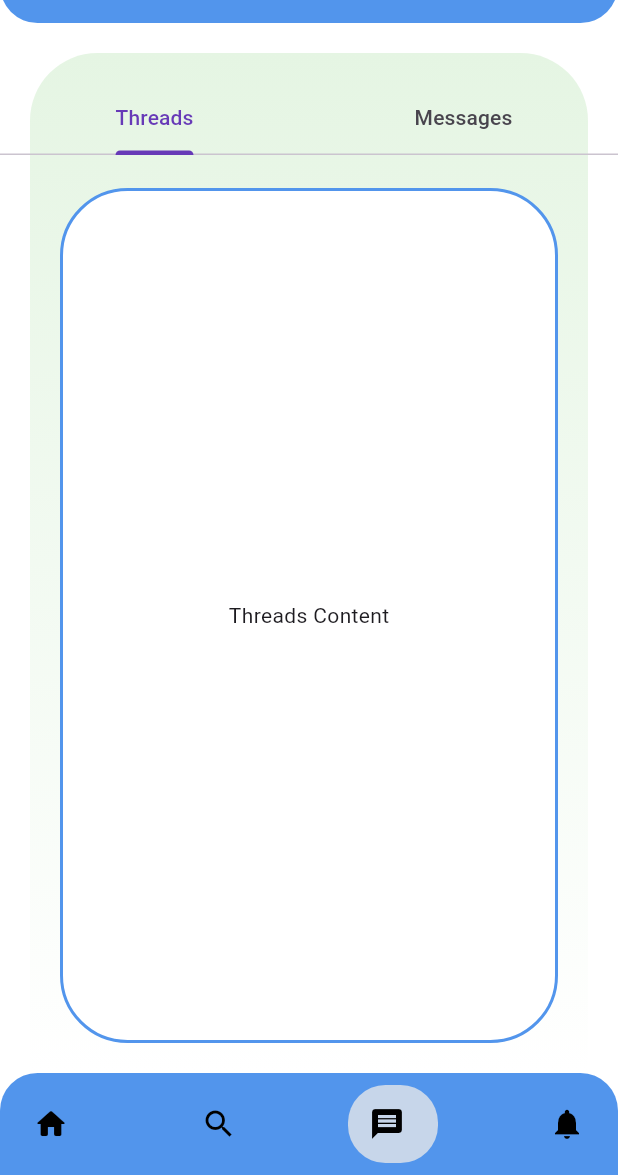
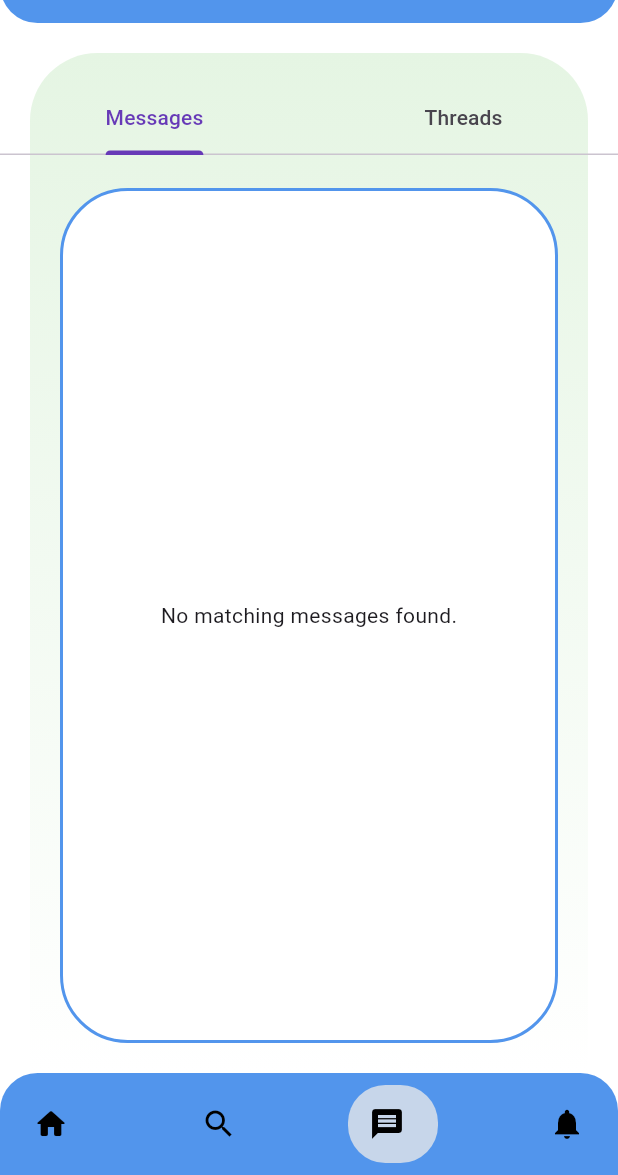
Before and after one commit to RudroMozumdar/PoraoApp, a Flutter app: the screen it shows once a user with an empty profile is signed in, swiped to page 3, on a phone screen of 412 x 824 dp, the part 61-1236 px from its top. Run offline on Flutter 3.47's test engine with Material 3 defaults, Android fonts, the phone set to English and light mode, and no system bars; drawn by our look-alikes of google_nav_bar; our stand-ins replace cloud_firestore, expandable_text, firebase_auth, firebase_core, firebase_storage, flutter_typeahead; accounts and stored records are empty.

Commit message:
Switched Threads and Messages Tabs

```diff
--- a/lib/dashboard/messages_threads.dart
+++ b/lib/dashboard/messages_threads.dart
@@ -154,8 +154,8 @@ class _MessagesThreads extends State<MessagesThreads>
             child: TabBar(
               controller: _tabController,
               tabs: const [
+                Tab(text: 'Messages'),
                 Tab(text: 'Threads'),
-                Tab(text: 'Messages'),
               ],
             ),
           ),
@@ -172,17 +172,6 @@ class _MessagesThreads extends State<MessagesThreads>
               child: TabBarView(
                 controller: _tabController,
                 children: [
-                  // Content for THREADS tab
-                  Container(
-                    decoration: BoxDecoration(
-                        color: Colors.white,
-                        borderRadius: BorderRadius.circular(45.0),
-                        border: Border.all(width: 2, color: primaryColor)),
-                    child: const Center(
-                      child: Text('Threads Content'),
-                    ),
-                  ),
-
                   // Content for MESSAGES Tab
                   Container(
                     padding: const EdgeInsets.all(10),
@@ -328,6 +317,19 @@ class _MessagesThreads extends State<MessagesThreads>
                                 },
                               ),
                   ),
+
+                  // Content for THREADS tab
+                  Container(
+                    decoration: BoxDecoration(
+                        color: Colors.white,
+                        borderRadius: BorderRadius.circular(45.0),
+                        border: Border.all(width: 2, color: primaryColor)),
+                    child: const Center(
+                      child: Text('Threads Content'),
+                    ),
+                  ),
+
+
                 ],
               ),
             ),
```
